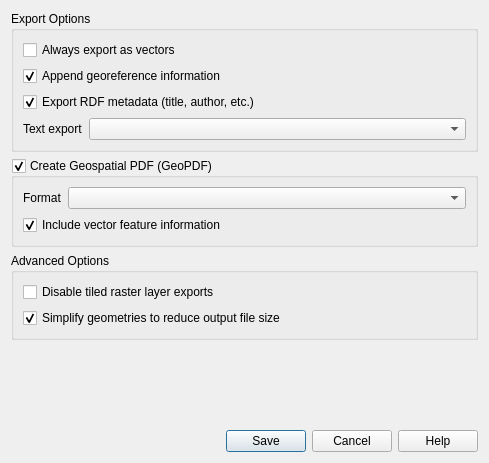
Old version of the form src/ui/layout/qgspdfexportoptions.ui in the repository carsmie/QGIS.
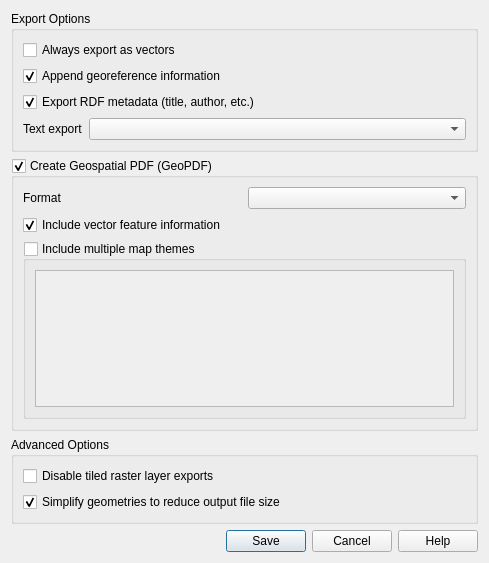
New version of the form. Custom widgets are drawn as their Qt base class.

Commit message: [FEATURE][layouts] Option to export multiple map themes while creating GeoPDF documents from layouts

Diff of the .ui file:
```diff
--- a/src/ui/layout/qgspdfexportoptions.ui
+++ b/src/ui/layout/qgspdfexportoptions.ui
@@ -7,7 +7,7 @@
     <x>0</x>
     <y>0</y>
     <width>489</width>
-    <height>463</height>
+    <height>563</height>
    </rect>
   </property>
   <property name="windowTitle">
@@ -104,7 +104,7 @@
          </layout>
         </widget>
         <widget class="QWidget" name="page_2">
-         <layout class="QGridLayout" name="gridLayout_3" columnstretch="0,1">
+         <layout class="QGridLayout" name="gridLayout_3" columnstretch="0,0">
           <property name="leftMargin">
            <number>0</number>
           </property>
@@ -137,6 +137,24 @@
             </property>
            </widget>
           </item>
+          <item row="3" column="0" colspan="2">
+           <widget class="QGroupBox" name="mIncludeMapThemesCheck">
+            <property name="title">
+             <string>Include multiple map themes</string>
+            </property>
+            <property name="checkable">
+             <bool>true</bool>
+            </property>
+            <property name="checked">
+             <bool>false</bool>
+            </property>
+            <layout class="QVBoxLayout" name="verticalLayout_4">
+             <item>
+              <widget class="QListWidget" name="mThemesList"/>
+             </item>
+            </layout>
+           </widget>
+          </item>
          </layout>
         </widget>
        </widget>
```
The commit also changes 6 other files.
